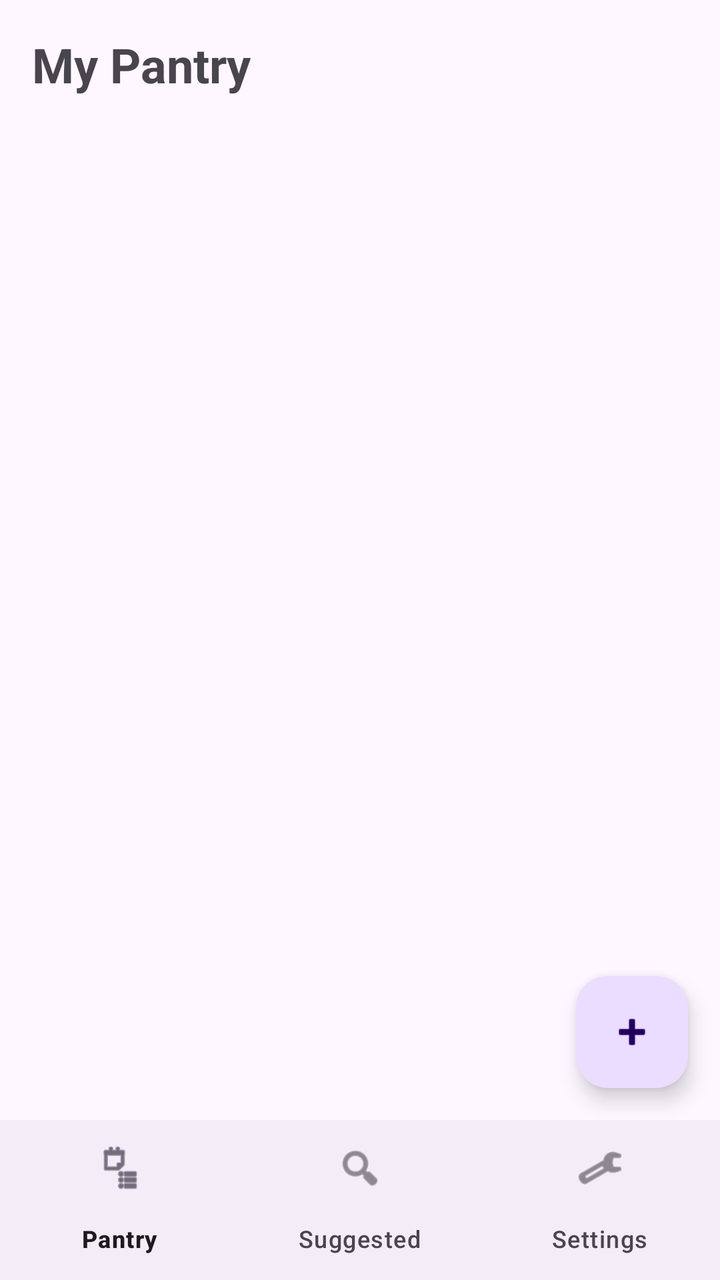
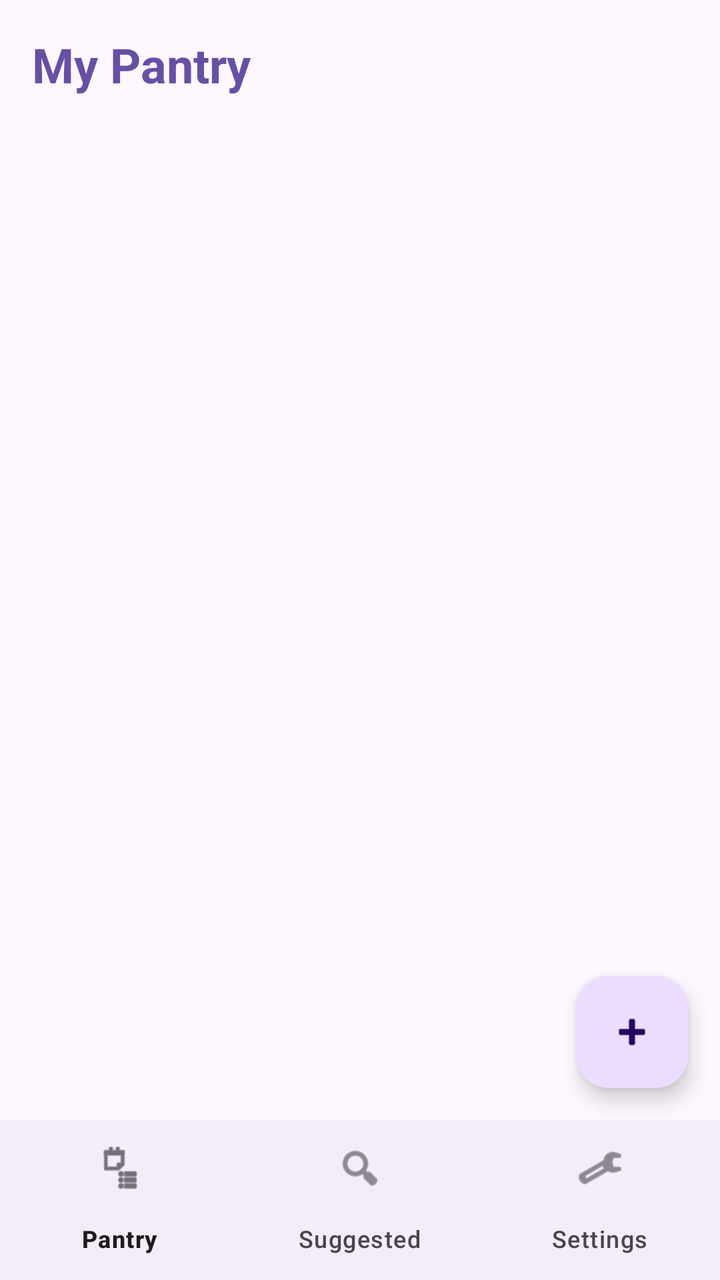

Screens rendered from an Android XML layout before and after an edit, with the pre-edit source and the edit as a unified diff.
<!-- AndroidManifest.xml: application theme Theme.SmartPantryManager -->
<!-- res/layout/activity_main.xml -->
<?xml version="1.0" encoding="utf-8"?>
<androidx.constraintlayout.widget.ConstraintLayout xmlns:android="http://schemas.android.com/apk/res/android"
    xmlns:app="http://schemas.android.com/apk/res-auto"
    xmlns:tools="http://schemas.android.com/tools"
    android:id="@+id/main"
    android:layout_width="match_parent"
    android:layout_height="match_parent"
    tools:context=".MainActivity">

    <TextView
        android:id="@+id/tvTitle"
        android:layout_width="0dp"
        android:layout_height="wrap_content"
        android:padding="16dp"
        android:text="My Pantry"
        android:textSize="24sp"
        android:textStyle="bold"
        app:layout_constraintEnd_toEndOf="parent"
        app:layout_constraintStart_toStartOf="parent"
        app:layout_constraintTop_toTopOf="parent" />


    <TextView
        android:id="@+id/tvExpiryAlert"
        android:layout_width="0dp"
        android:layout_height="wrap_content"
        android:layout_marginStart="16dp"
        android:layout_marginEnd="16dp"
        android:background="#FFE0B2"
        android:padding="12dp"
        android:text=""
        android:textColor="#BF360C"
        android:textSize="14sp"
        android:textStyle="bold"
        android:visibility="gone"
        app:layout_constraintEnd_toEndOf="parent"
        app:layout_constraintStart_toStartOf="parent"
        app:layout_constraintTop_toBottomOf="@id/tvTitle" />



    <androidx.recyclerview.widget.RecyclerView
        android:id="@+id/recyclerPantry"
        android:layout_width="0dp"
        android:layout_height="0dp"
        android:clipToPadding="false"
        android:paddingLeft="8dp"
        android:paddingTop="8dp"
        android:paddingRight="8dp"
        android:paddingBottom="88dp"
        app:layout_constraintBottom_toTopOf="@id/bottomNav"
        app:layout_constraintEnd_toEndOf="parent"
        app:layout_constraintStart_toStartOf="parent"
        app:layout_constraintTop_toBottomOf="@id/tvExpiryAlert" />

    <TextView
        android:id="@+id/tvEmpty"
        android:layout_width="0dp"
        android:layout_height="wrap_content"
        android:gravity="center"
        android:padding="32dp"
        android:text="Your pantry is empty. Tap the + button to add your first ingredient."
        android:textSize="16sp"
        android:visibility="gone"
        app:layout_constraintBottom_toTopOf="@id/bottomNav"
        app:layout_constraintEnd_toEndOf="parent"
        app:layout_constraintStart_toStartOf="parent"
        app:layout_constraintTop_toTopOf="parent" />

    <com.google.android.material.floatingactionbutton.FloatingActionButton
        android:id="@+id/fabAdd"
        android:layout_width="wrap_content"
        android:layout_height="wrap_content"
        android:layout_margin="16dp"
        android:contentDescription="Add ingredient"
        android:src="@android:drawable/ic_input_add"
        app:layout_constraintBottom_toTopOf="@id/bottomNav"
        app:layout_constraintEnd_toEndOf="parent" />

    <com.google.android.material.bottomnavigation.BottomNavigationView
        android:id="@+id/bottomNav"
        android:layout_width="0dp"
        android:layout_height="wrap_content"
        app:layout_constraintBottom_toBottomOf="parent"
        app:layout_constraintEnd_toEndOf="parent"
        app:layout_constraintStart_toStartOf="parent"
        app:menu="@menu/bottom_nav_menu" />

</androidx.constraintlayout.widget.ConstraintLayout>
<!-- resources referenced by this layout -->
<resources>
  <style name="Theme.SmartPantryManager" parent="Base.Theme.SmartPantryManager" />
  <style name="Base.Theme.SmartPantryManager" parent="Theme.Material3.DayNight.NoActionBar">
          
          
      </style>
</resources>

<!-- the commit's change to res/layout/activity_main.xml (unified diff, before → after) -->
@@ -13,12 +13,12 @@
         android:layout_height="wrap_content"
         android:padding="16dp"
         android:text="My Pantry"
+        android:textColor="?attr/colorPrimary"
         android:textSize="24sp"
         android:textStyle="bold"
         app:layout_constraintEnd_toEndOf="parent"
         app:layout_constraintStart_toStartOf="parent"
         app:layout_constraintTop_toTopOf="parent" />
-
 
     <TextView
         android:id="@+id/tvExpiryAlert"
@@ -26,6 +26,7 @@
         android:layout_height="wrap_content"
         android:layout_marginStart="16dp"
         android:layout_marginEnd="16dp"
+        android:layout_marginBottom="8dp"
         android:background="#FFE0B2"
         android:padding="12dp"
         android:text=""
@@ -36,8 +37,6 @@
         app:layout_constraintEnd_toEndOf="parent"
         app:layout_constraintStart_toStartOf="parent"
         app:layout_constraintTop_toBottomOf="@id/tvTitle" />
-
-
 
     <androidx.recyclerview.widget.RecyclerView
         android:id="@+id/recyclerPantry"
